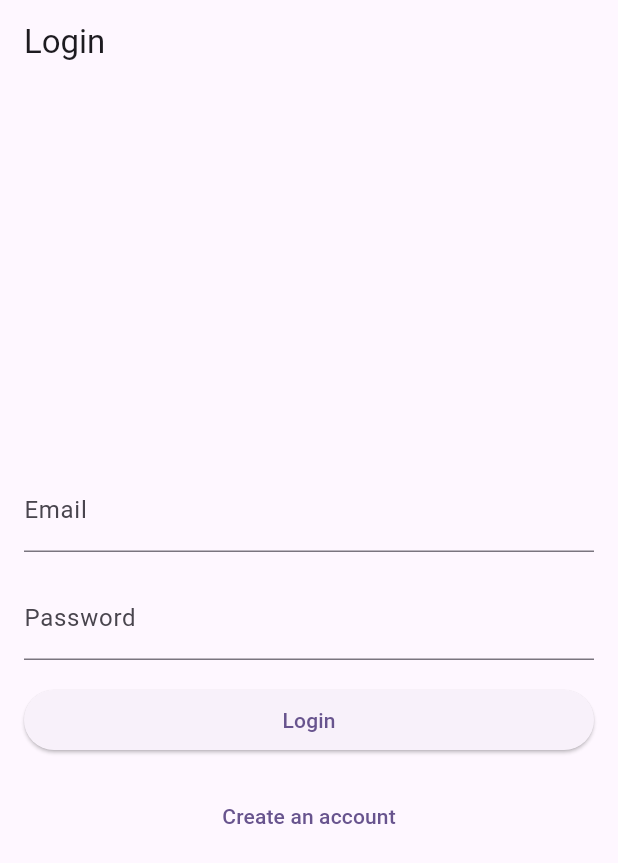
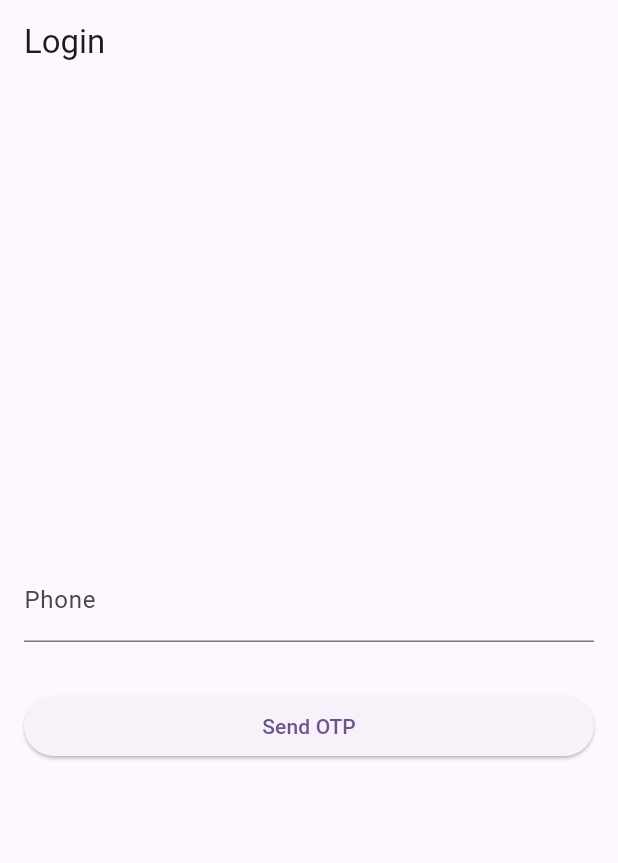
Before and after one commit to sapatevaibhav/flutter_firebase_demo, a Flutter app: the screen it shows after launch, on a phone screen of 412 x 824 dp. Shown: the top 863 px of the screen. Run offline on Flutter 3.47's test engine with Material 3 defaults, Android fonts, the phone set to English and light mode, and no system bars; our stand-ins replace firebase_auth, firebase_core; accounts and stored records are empty.

Commit message:
added phone verification

```diff
--- a/lib/home.dart
+++ b/lib/home.dart
@@ -4,7 +4,7 @@ import 'dart:developer';
 
 import 'package:firebase_auth/firebase_auth.dart';
 import 'package:flutter/material.dart';
-import 'package:flutter_firebase_demo/email_auth/login_screen.dart';
+import 'package:flutter_firebase_demo/phone_auth/phone_login.dart';
 
 class HomeScreen extends StatefulWidget {
   const HomeScreen({Key? key}) : super(key: key);
@@ -19,7 +19,7 @@ class _HomeScreenState extends State<HomeScreen> {
     log("sogn out success");
     Navigator.popUntil(context, (route) => route.isFirst);
     Navigator.pushReplacement(
-        context, MaterialPageRoute(builder: (context) => const LoginPage()));
+        context, MaterialPageRoute(builder: (context) => const PhoneLoginPage()));
   }
 
   @override
--- a/lib/main.dart
+++ b/lib/main.dart
@@ -4,6 +4,7 @@
 import 'package:flutter_firebase_demo/email_auth/login_screen.dart';
 import 'package:flutter_firebase_demo/firebase_options.dart';
 import 'package:flutter_firebase_demo/home.dart';
+import 'package:flutter_firebase_demo/phone_auth/phone_login.dart';
 
 void main() async {
   WidgetsFlutterBinding.ensureInitialized();
@@ -27,7 +28,7 @@
       ),
       home: (FirebaseAuth.instance.currentUser != null)
           ? const HomeScreen()
-          : const LoginPage(),
+          : const PhoneLoginPage(),
     );
   }
 }
--- /dev/null
+++ b/lib/phone_auth/phone_login.dart
@@ -0,0 +1,93 @@
+// ignore_for_file: use_build_context_synchronously
+
+import 'dart:developer';
+
+import 'package:firebase_auth/firebase_auth.dart';
+import 'package:flutter/material.dart';
+import 'package:flutter_firebase_demo/home.dart';
+import 'package:flutter_firebase_demo/phone_auth/otp_page.dart';
+
+class PhoneLoginPage extends StatefulWidget {
+  const PhoneLoginPage({super.key});
+
+  @override
+  State<PhoneLoginPage> createState() => _PhoneLoginPageState();
+}
+
+class _PhoneLoginPageState extends State<PhoneLoginPage> {
+  TextEditingController phoneController = TextEditingController();
+
+  void sendOTP() async {
+    String phone = "+91${phoneController.text.trim()}";
+    if (phone == "") {
+      log("Enter the details");
+    } else {
+      try {
+        await FirebaseAuth.instance.verifyPhoneNumber(
+          phoneNumber: phone,
+          codeSent: (verificationId, resendToken) {
+            Navigator.push(
+              context,
+              MaterialPageRoute(
+                builder: (context) => OTPPage(
+                  verificationId: verificationId,
+                ),
+              ),
+            );
+          },
+          verificationCompleted: (credential) {},
+          verificationFailed: (ex) {
+            log(ex.code.toString());
+          },
+          codeAutoRetrievalTimeout: (verificationId) {},
+          timeout: const Duration(seconds: 30),
+        );
+      } on FirebaseAuthException catch (e) {
+        log(e.code.toString());
+      }
+    }
+  }
+
+  @override
+  Widget build(BuildContext context) {
+    return Scaffold(
+      appBar: AppBar(
+        title: const Text('Login'),
+      ),
+      body: Padding(
+        padding: const EdgeInsets.all(16.0),
+        child: Column(
+          mainAxisAlignment: MainAxisAlignment.center,
+          crossAxisAlignment: CrossAxisAlignment.stretch,
+          children: <Widget>[
+            TextField(
+              controller: phoneController,
+              decoration: const InputDecoration(
+                labelText: 'Phone',
+              ),
+            ),
+            const SizedBox(height: 16.0),
+
+            const SizedBox(height: 16.0),
+            ElevatedButton(
+              onPressed: () {
+                sendOTP();
+              },
+              child: const Text('Send OTP'),
+            ),
+            // const SizedBox(height: 16.0),
+            // TextButton(
+            //   onPressed: () {
+            //     Navigator.push(
+            //       context,
+            //       MaterialPageRoute(builder: (context) => const OTPPage()),
+            //     );
+            //   },
+            //   child: const Text('Create an account'),
+            // ),
+          ],
+        ),
+      ),
+    );
+  }
+}
```
Also changed, not shown: lib/phone_auth/otp_page.dart (added, +74 -0 lines).
